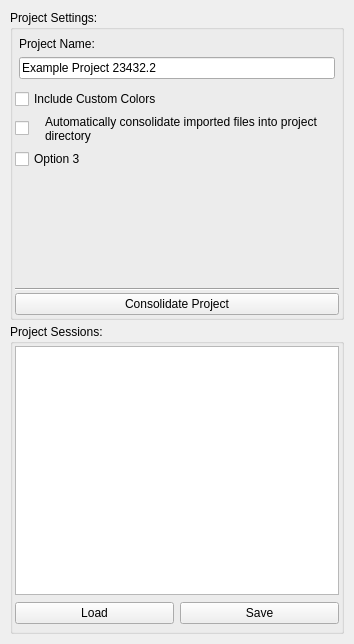
Qt form src/Interface/AppInterface/ProjectDockWidget.ui (SCIInstitute/Seg3D) before a commit.
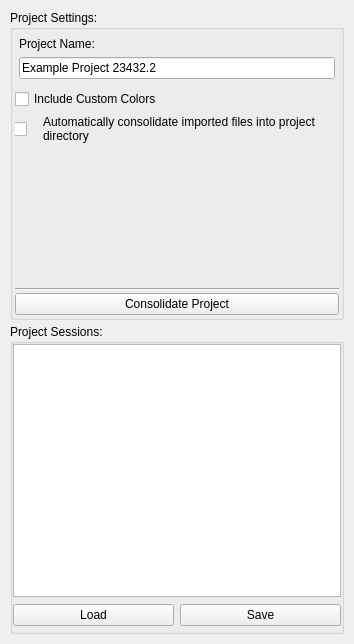
The same form after that commit.

Commit message: added session capability, loading and saving, updated viewerwidget - YOU WILL NEED TO DELETE YOUR OLD seg3d2_project_settings.cfg file and user_prefs.cfg file

Diff of the .ui file:
```diff
--- a/src/Interface/AppInterface/ProjectDockWidget.ui
+++ b/src/Interface/AppInterface/ProjectDockWidget.ui
@@ -10,6 +10,14 @@
     <height>644</height>
    </rect>
   </property>
+  <property name="styleSheet">
+   <string notr="true">QCheckBox#consolidate_files_checkbox_{
+  margin-left: -2px;
+}
+QLabel#label{
+
+}</string>
+  </property>
   <property name="allowedAreas">
    <set>Qt::LeftDockWidgetArea|Qt::RightDockWidgetArea</set>
   </property>
@@ -118,7 +126,7 @@
               <widget class="QCheckBox" name="consolidate_files_checkbox_">
                <property name="maximumSize">
                 <size>
-                 <width>18</width>
+                 <width>16</width>
                  <height>16777215</height>
                 </size>
                </property>
@@ -140,13 +148,6 @@
             </layout>
            </widget>
           </item>
-          <item>
-           <widget class="QCheckBox" name="checkBox_3">
-            <property name="text">
-             <string>Option 3</string>
-            </property>
-           </widget>
-          </item>
           <item>
            <spacer name="verticalSpacer">
             <property name="orientation">
@@ -193,15 +194,12 @@
         <number>2</number>
        </property>
        <property name="margin">
-        <number>2</number>
+        <number>0</number>
        </property>
        <item>
-        <widget class="QListView" name="listView">
-         <property name="sizePolicy">
-          <sizepolicy hsizetype="Expanding" vsizetype="Expanding">
-           <horstretch>0</horstretch>
-           <verstretch>0</verstretch>
-          </sizepolicy>
+        <widget class="QListWidget" name="sessions_list_">
+         <property name="editTriggers">
+          <set>QAbstractItemView::NoEditTriggers</set>
          </property>
          <property name="alternatingRowColors">
           <bool>true</bool>
```
The commit also changes 32 other files.
